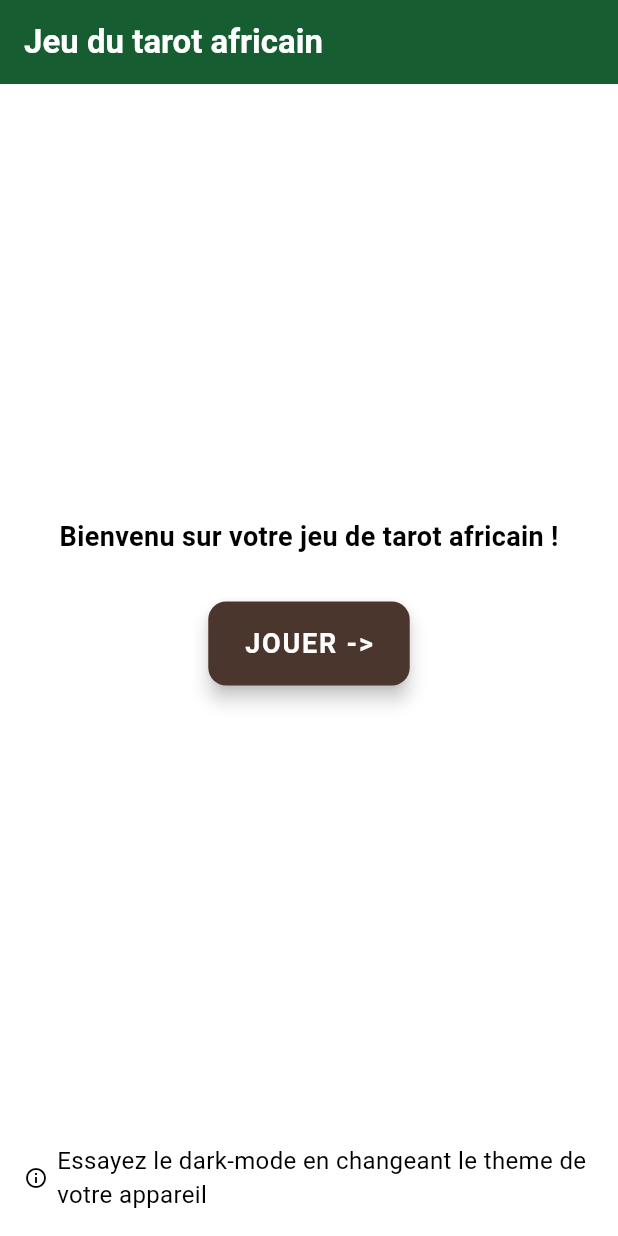
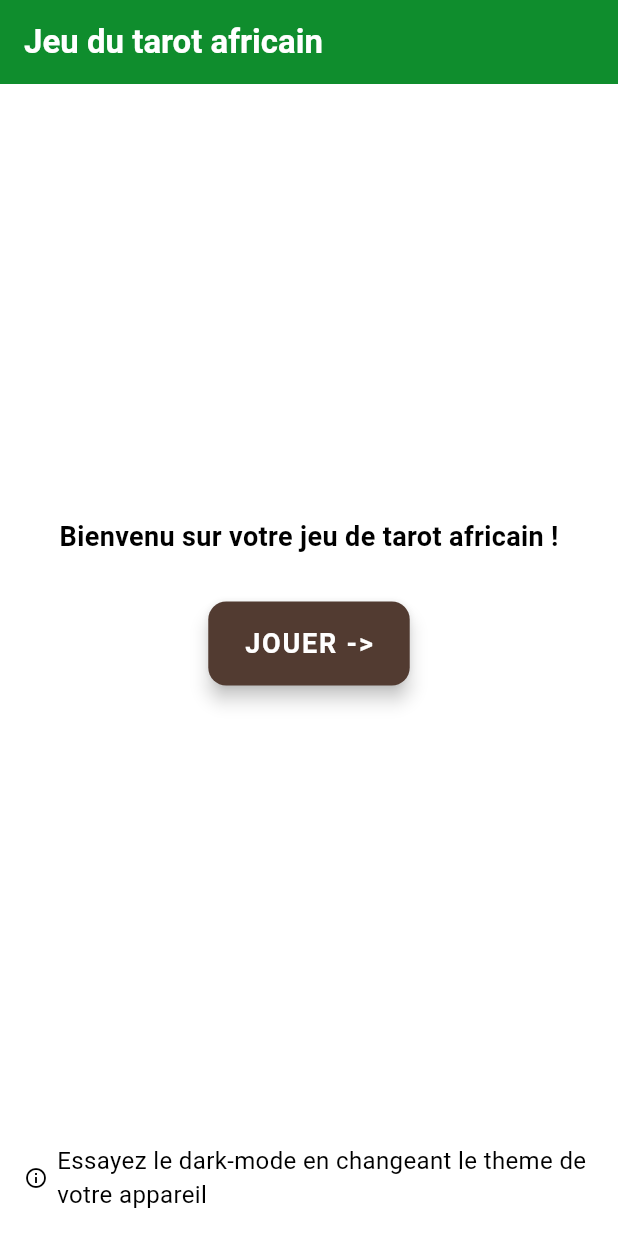
Before and after one commit to AntoineCuinet/game-tarot, a Flutter app: the screen it shows after launch, on a phone screen of 412 x 824 dp. Run offline on Flutter 3.47's test engine with Material 3 defaults, Android fonts, the phone set to English and light mode, and no system bars.

Commit message:
feat: finish dark mode

```diff
--- a/game_tarot_cuinet/lib/main.dart
+++ b/game_tarot_cuinet/lib/main.dart
@@ -21,9 +21,9 @@ class App extends StatelessWidget {
 
   final ColorScheme lightColorScheme = const ColorScheme(
     brightness: Brightness.light,
-    primary: Color(0xFF4B362D),
+    primary: Color(0xFF523B31),
     onPrimary: Colors.white,
-    secondary: Color(0xFF165D31),
+    secondary: Color(0xFF0F8D2D),
     onSecondary: Colors.white,
     error: Color(0xFFB00020),
     onError: Colors.white,
@@ -33,9 +33,9 @@ class App extends StatelessWidget {
 
   final ColorScheme darkColorScheme = const ColorScheme(
     brightness: Brightness.dark,
-    primary: Color(0xFF165D31),
+    primary: Color(0xFF523B31),
     onPrimary: Colors.white,
-    secondary: Color(0xFF4B362D),
+    secondary: Color(0xFF0F502D),
     onSecondary: Colors.white,
     error: Color(0xFFB00020),
     onError: Colors.white,
@@ -50,14 +50,8 @@ class App extends StatelessWidget {
       child: MaterialApp(
         debugShowCheckedModeBanner: false,
         title: 'Projet De Développement Mobile',
-        theme: ThemeData(
-          colorScheme: lightColorScheme,
-          useMaterial3: true,
-        ),
-        darkTheme: ThemeData(
-          colorScheme: darkColorScheme,
-          useMaterial3: true,
-        ),
+        theme: ThemeData(colorScheme: lightColorScheme, useMaterial3: true),
+        darkTheme: ThemeData(colorScheme: darkColorScheme, useMaterial3: true),
         themeMode: ThemeMode.system,
         navigatorKey: navigatorKey,
         home: const HomePage(title: 'Jeu du tarot africain'),
--- a/game_tarot_cuinet/lib/models/player_model.dart
+++ b/game_tarot_cuinet/lib/models/player_model.dart
@@ -48,6 +48,10 @@ class PlayerModel {
     _hand.addAll(cards);
   }
 
+  void sortHand() {
+    _hand.sort((a, b) => a.value.compareTo(b.value));
+  }
+
   CardModel playRandomCard() {
     final index = Random().nextInt(_hand.length);
     final card = _hand.removeAt(index);
--- a/game_tarot_cuinet/lib/models/turn_model.dart
+++ b/game_tarot_cuinet/lib/models/turn_model.dart
@@ -44,6 +44,7 @@ class TurnModel {
         }
       }
       player.receiveCards(cards);
+      player.sortHand();
     }
 
     // Announcement phase
```
Also changed, not shown: game_tarot_cuinet/lib/views/game_page.dart (+20 -2 lines), 1 other file.
